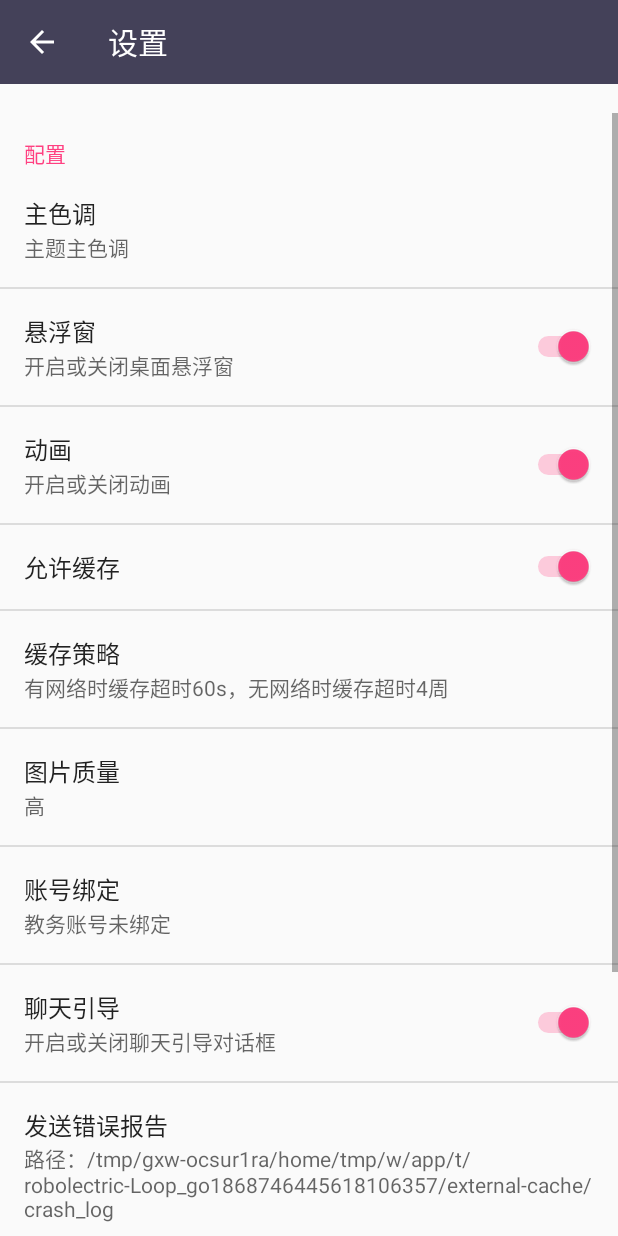
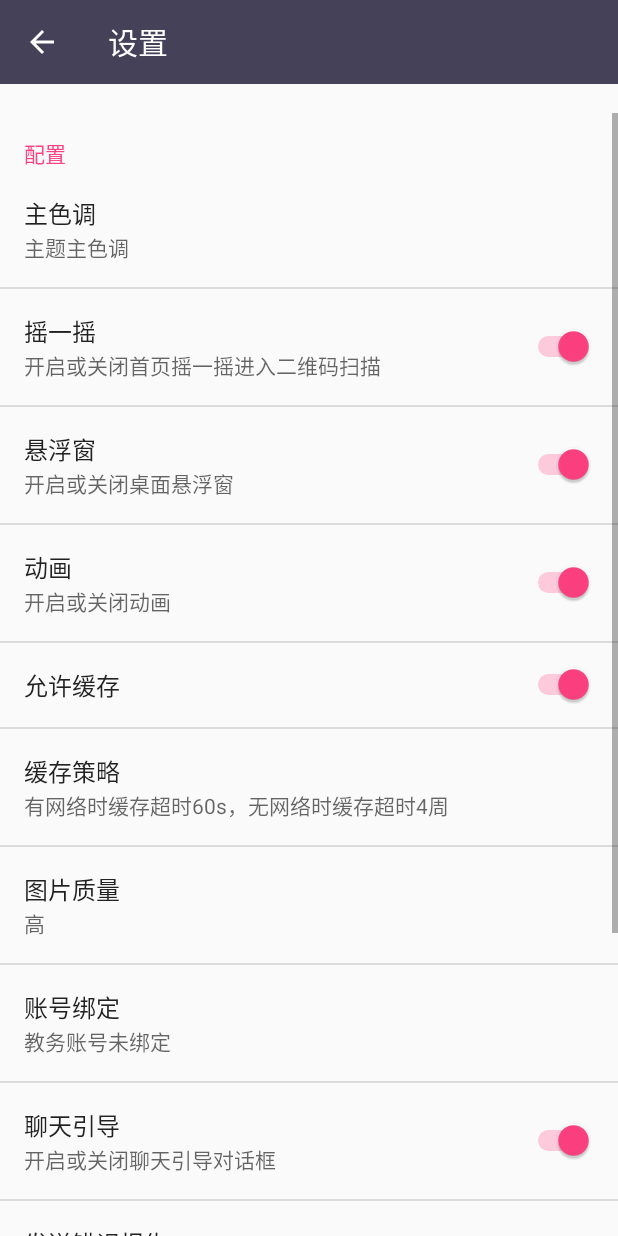
Before and after one commit to SagarDep/Umaru, an Android app: the fragment SettingFragment placed in its activity, on a phone screen of 412 x 824 dp. Run offline under Robolectric (Android 15) with nearby library versions, the phone set to English and light mode, and no system bars; our stand-ins replace ButterKnife, CircleImageView, Volley; libraries missing offline, so code that uses them is left out: com.afollestad.materialdialogs, com.apkfuns.logutils, de.greenrobot.event; network calls fail; 1 statement that could not run was skipped.

Commit message:
摇一摇

```diff
--- a/app/src/main/java/cc/haoduoyu/umaru/ui/fragments/SettingFragment.java
+++ b/app/src/main/java/cc/haoduoyu/umaru/ui/fragments/SettingFragment.java
@@ -38,6 +38,7 @@ public class SettingFragment extends PreferenceFragment {
     private static final String COLOR_PRIMARY = "color_primary";
     private static final String COLOR_ACCENT = "color_accent";
     private static final String AVATAR = "avatar";
+    private static final String SHAKE = "shake";
     private static final String FLOAT_VIEW = "floatview";
     private static final String ANIMATION = "animation";
     private static final String ENABLE_CACHE = "enable_cache";
@@ -56,7 +57,7 @@ public class SettingFragment extends PreferenceFragment {
 
     Preference colorPrimary, colorAccent;
     Preference avatar;
-    SwitchPreference floatView, animation, enableCache, enableGuide;
+    SwitchPreference shake, floatView, animation, enableCache, enableGuide;
     ListPreference cache, pic;
     Preference clear;
     Preference account;
@@ -77,6 +78,7 @@ public class SettingFragment extends PreferenceFragment {
         colorPrimary = findPreference(COLOR_PRIMARY);
         colorAccent = findPreference(COLOR_ACCENT);
         avatar = findPreference(AVATAR);
+        shake = (SwitchPreference) findPreference(SHAKE);
         floatView = (SwitchPreference) findPreference(FLOAT_VIEW);
         animation = (SwitchPreference) findPreference(ANIMATION);
         enableCache = (SwitchPreference) findPreference(ENABLE_CACHE);
--- a/app/src/main/java/cc/haoduoyu/umaru/utils/SettingUtils.java
+++ b/app/src/main/java/cc/haoduoyu/umaru/utils/SettingUtils.java
@@ -10,6 +10,7 @@ import android.preference.PreferenceManager;
  */
 public class SettingUtils {
 
+    private static final String SHAKE = "shake";
     private static final String FLOAT_VIEW = "floatview";
     private static final String ANIMATION = "animation";
     private static final String ENABLE_CACHE = "enable_cache";
@@ -31,6 +32,10 @@ public class SettingUtils {
             sInstance = new SettingUtils(context.getApplicationContext());
         }
         return sInstance;
+    }
+
+    public boolean isEnableShake() {
+        return mPreferences.getBoolean(SHAKE, true);
     }
 
     public boolean isEnableFloatView() {
--- a/app/src/main/res/xml/preferences.xml
+++ b/app/src/main/res/xml/preferences.xml
@@ -13,6 +13,12 @@
         <!--android:summary="主题强调色 (实验性功能)"-->
         <!--android:title="强调色"-->
         <!--/>-->
+
+        <SwitchPreference
+            android:defaultValue="true"
+            android:key="shake"
+            android:summary="开启或关闭首页摇一摇进入二维码扫描"
+            android:title="摇一摇" />
 
         <SwitchPreference
             android:defaultValue="true"
```
Also changed, not shown: app/src/main/java/cc/haoduoyu/umaru/base/BaseActivity.java (+11 -1 lines), app/src/main/java/cc/haoduoyu/umaru/ui/activities/MainActivity.java (+23 -1 lines), app/src/main/java/cc/haoduoyu/umaru/utils/ShakeManager.java (added, +80 -0 lines), app/src/main/res/layout/dialog_shake.xml (added, +17 -0 lines), 1 other file. Lines whose indentation alone changed are shown as unchanged.
